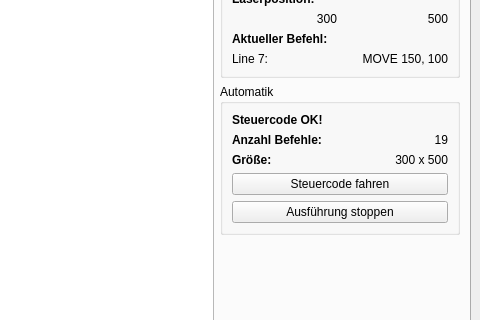
mrll/SWE-Projekt, file Source/MainWindow.ui: the form before one commit; both pictures show x 320 to 800 and y 127 to 447 of the 800 by 650 pixel window.
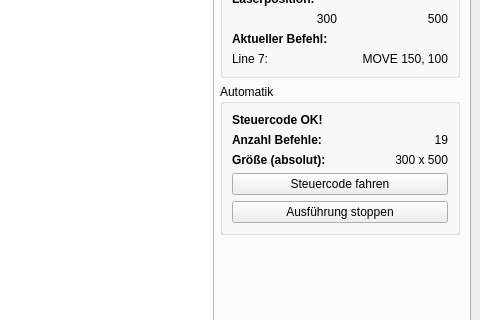
The form after the commit.

Commit message: Schritt Delayzeit zur UI hinzugefügt

The edit to the form file:
```diff
--- a/Source/MainWindow.ui
+++ b/Source/MainWindow.ui
@@ -429,7 +429,7 @@
               </font>
              </property>
              <property name="text">
-              <string>Größe:</string>
+              <string>Größe (absolut):</string>
              </property>
             </widget>
            </item>
```
The commit also changes 3 other files.
